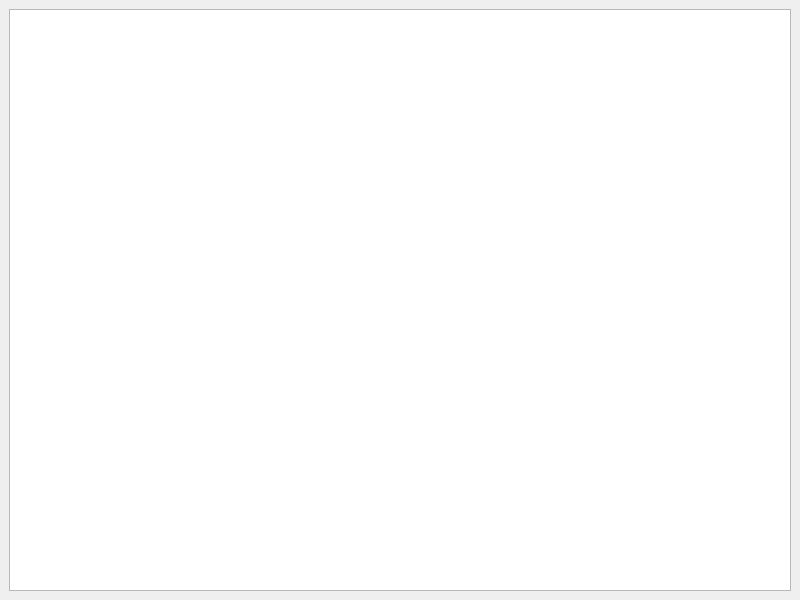
Before: the Qt Designer form Qt-External-Libraries-Examples/libpqxx-Example/src/view/ui/MainWindow.ui in STyulenev/Qt-CPP-Examples, drawn with Qt 5.
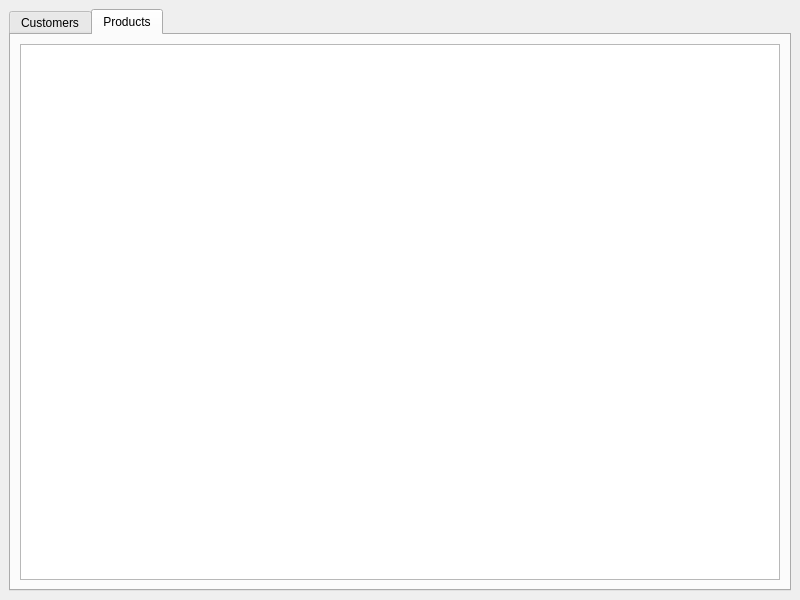
After: the same form once the commit is applied. The open tabs and pages were chosen to show the change.

Commit message: Added Products table

What changed in the file:
```diff
--- a/Qt-External-Libraries-Examples/libpqxx-Example/src/view/ui/MainWindow.ui
+++ b/Qt-External-Libraries-Examples/libpqxx-Example/src/view/ui/MainWindow.ui
@@ -14,9 +14,33 @@
    <string>libpqxx-Example</string>
   </property>
   <widget class="QWidget" name="centralwidget">
-   <layout class="QGridLayout" name="gridLayout">
+   <layout class="QGridLayout" name="gridLayout_3">
     <item row="0" column="0">
-     <widget class="QTableView" name="customersTableView"/>
+     <widget class="QTabWidget" name="tabWidget">
+      <property name="currentIndex">
+       <number>0</number>
+      </property>
+      <widget class="QWidget" name="tab">
+       <attribute name="title">
+        <string>Customers</string>
+       </attribute>
+       <layout class="QGridLayout" name="gridLayout">
+        <item row="0" column="0">
+         <widget class="QTableView" name="customersTableView"/>
+        </item>
+       </layout>
+      </widget>
+      <widget class="QWidget" name="tab_2">
+       <attribute name="title">
+        <string>Products</string>
+       </attribute>
+       <layout class="QGridLayout" name="gridLayout_2">
+        <item row="0" column="0">
+         <widget class="QTableView" name="productsTableView"/>
+        </item>
+       </layout>
+      </widget>
+     </widget>
     </item>
    </layout>
   </widget>
```
The commit also changes 9 other files.
